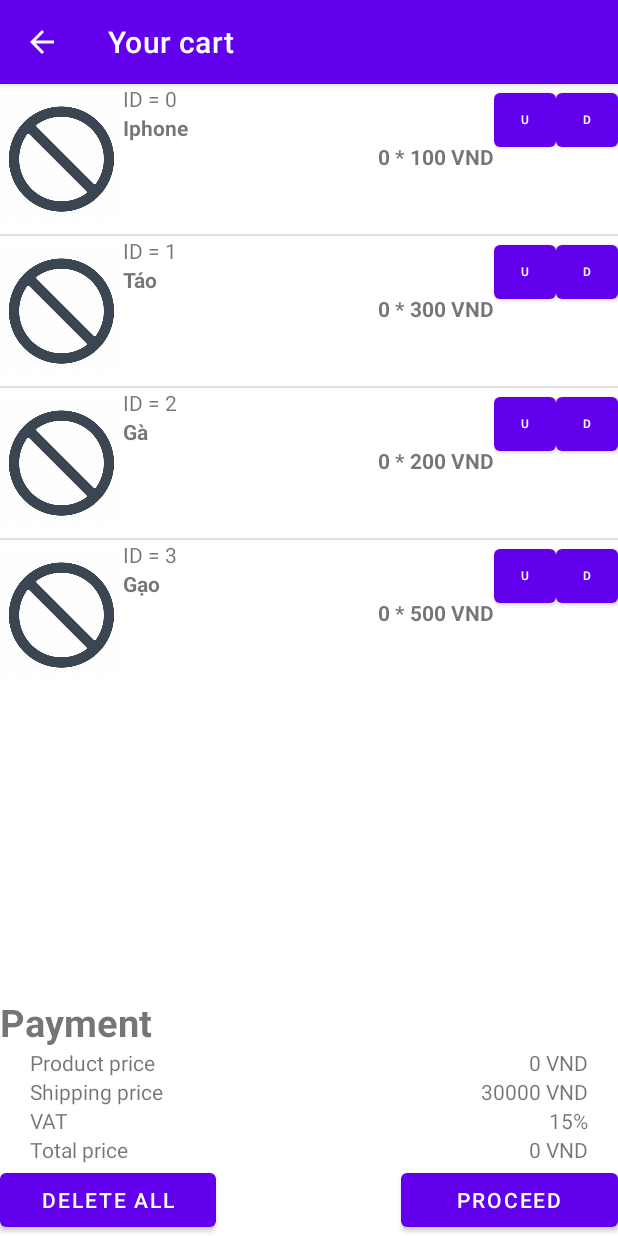
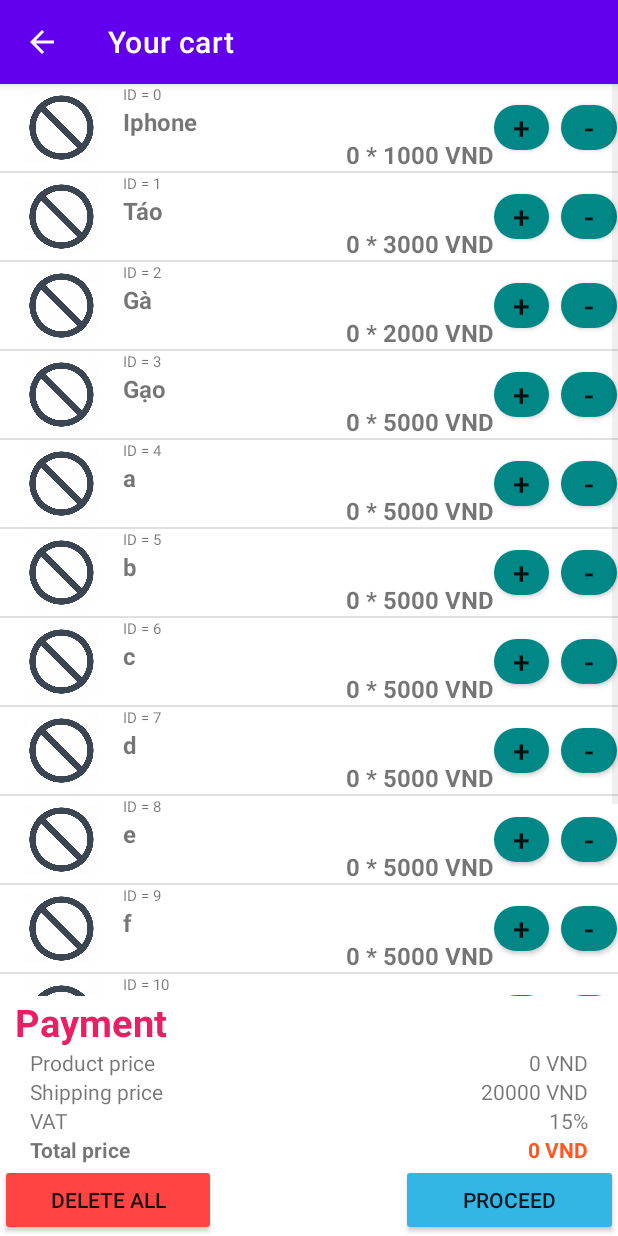
Before and after one commit to mekanican/MiniShopping, an Android app: the Cart screen opened directly, with no data from a screen before it, on a phone screen of 412 x 824 dp. Run offline under Robolectric (Android 15) with nearby library versions, the phone set to English and light mode, and no system bars.

Commit message:
Finish cart

```diff
--- a/app/src/main/java/com/nlh/minishoping/Cart.java
+++ b/app/src/main/java/com/nlh/minishoping/Cart.java
@@ -8,8 +8,10 @@ import android.content.Context;
 import android.graphics.drawable.Drawable;
 import android.os.Bundle;
 import android.view.MenuItem;
+import android.widget.Button;
 import android.widget.ListView;
 import android.widget.TextView;
+import android.widget.Toast;
 
 import java.util.ArrayList;
 
@@ -52,6 +54,9 @@ public class Cart extends AppCompatActivity {
     ProductCartViewAdapter pcvAdapter;
     ListView productListView;
 
+    public static double VAT = 1.15; // 15%
+    public static int DEFAULT_SHIPPING_PRICE = 20000;
+
     @Override
     protected void onCreate(Bundle savedInstanceState) {
         super.onCreate(savedInstanceState);
@@ -63,10 +68,19 @@ public class Cart extends AppCompatActivity {
 
         // Setup productList
         productList = new ArrayList<>();
-        productList.add(new Product(this, 0, 100, "Iphone"));
-        productList.add(new Product(this, 1, 300, "Táo"));
-        productList.add(new Product(this, 2, 200, "Gà"));
-        productList.add(new Product(this, 3, 500, "Gạo"));
+        productList.add(new Product(this, 0, 1000, "Iphone"));
+        productList.add(new Product(this, 1, 3000, "Táo"));
+        productList.add(new Product(this, 2, 2000, "Gà"));
+        productList.add(new Product(this, 3, 5000, "Gạo"));
+        productList.add(new Product(this, 4, 5000, "a"));
+        productList.add(new Product(this, 5, 5000, "b"));
+        productList.add(new Product(this, 6, 5000, "c"));
+        productList.add(new Product(this, 7, 5000, "d"));
+        productList.add(new Product(this, 8, 5000, "e"));
+        productList.add(new Product(this, 9, 5000, "f"));
+        productList.add(new Product(this, 10, 5000, "g"));
+        productList.add(new Product(this, 11, 5000, "h"));
+        productList.add(new Product(this, 12, 5000, "i"));
 
 
         // Setup list view
@@ -74,16 +88,36 @@ public class Cart extends AppCompatActivity {
         productListView = findViewById(R.id.cart_lv);
         productListView.setAdapter(pcvAdapter);
 
+        resetValue();
+
+        // Handle deleteAll
+        ((Button) findViewById(R.id.delete_)).setOnClickListener(view -> {
+            productList.clear();
+            pcvAdapter.notifyDataSetChanged();
+            resetValue();
+        });
+
+
+        // Handle proceed
+        ((Button) findViewById(R.id.proceed_)).setOnClickListener(view -> {
+            Toast.makeText(this,
+                    String.format("Chúc mừng bạn đã tốn %d VND tiền ngu <(\")",
+                            (int) Math.round((totalProductsPrice(productList) + DEFAULT_SHIPPING_PRICE) * VAT)),
+                    Toast.LENGTH_LONG).show();
+        });
+
+    }
+
+    private void resetValue() {
         setPriceByID(R.id.product_price, 0);
-        setPriceByID(R.id.shipping_price, 30000);
+        setPriceByID(R.id.shipping_price, DEFAULT_SHIPPING_PRICE);
         setPriceByID(R.id.total_price, 0);
-
     }
 
     private void update() {
         int total = totalProductsPrice(productList);
         setPriceByID(R.id.product_price, total);
-        setPriceByID(R.id.total_price, (int) Math.round((total + 30000) * (1 + 0.15)));
+        setPriceByID(R.id.total_price, (int) Math.round((total + DEFAULT_SHIPPING_PRICE) * VAT));
     }
 
     // Back button -> Previous page
--- /dev/null
+++ b/app/src/main/res/drawable/round_rectangle.xml
@@ -0,0 +1,10 @@
+<?xml version="1.0" encoding="utf-8"?><!-- https://stackoverflow.com/questions/10266595/how-to-make-a-round-button -->
+<shape xmlns:android="http://schemas.android.com/apk/res/android"
+    android:shape="rectangle">
+    <solid android:color="#FF018786" />
+    <corners
+        android:bottomRightRadius="90dp"
+        android:bottomLeftRadius="90dp"
+        android:topRightRadius="90dp"
+        android:topLeftRadius="90dp" />
+</shape>
--- a/app/src/main/res/layout/activity_cart.xml
+++ b/app/src/main/res/layout/activity_cart.xml
@@ -9,13 +9,13 @@
 
     <ListView
         android:layout_width="match_parent"
-        android:layout_height="wrap_content"
+        android:layout_height="0dp"
         app:layout_constraintTop_toTopOf="parent"
         app:layout_constraintLeft_toLeftOf="parent"
         app:layout_constraintRight_toRightOf="parent"
         app:layout_constraintBottom_toTopOf="@id/price_area"
         app:layout_constraintVertical_bias="0"
-        android:id="@+id/cart_lv"></ListView>
+        android:id="@+id/cart_lv" />
 
 
     <LinearLayout
@@ -28,7 +28,9 @@
         <TextView
             android:layout_width="wrap_content"
             android:layout_height="wrap_content"
+            android:paddingLeft="10dp"
             android:text="Payment"
+            android:textColor="#E91E63"
             android:textSize="25dp"
             android:textStyle="bold" />
 
@@ -115,17 +117,20 @@
                     android:layout_width="0dp"
                     android:layout_height="wrap_content"
                     android:layout_weight="0.5"
+                    android:paddingLeft="20dp"
                     android:text="Total price"
-                    android:paddingLeft="20dp" />
+                    android:textStyle="bold" />
 
                 <TextView
+                    android:id="@+id/total_price"
                     android:layout_width="0dp"
                     android:layout_height="wrap_content"
                     android:layout_weight="0.5"
                     android:gravity="right"
+                    android:paddingRight="20dp"
                     android:text="Total price"
-                    android:paddingRight="20dp"
-                    android:id="@+id/total_price" />
+                    android:textColor="#FF5722"
+                    android:textStyle="bold" />
             </LinearLayout>
 
         </LinearLayout>
@@ -141,24 +146,26 @@
         android:orientation="horizontal"
         android:weightSum="1">
 
-        <Button
+        <androidx.appcompat.widget.AppCompatButton
             android:layout_width="0dp"
             android:layout_height="wrap_content"
             android:layout_weight="0.35"
             android:text="Delete all"
-            android:id="@+id/delete_" />
+            android:id="@+id/delete_"
+            android:backgroundTint="@android:color/holo_red_light" />
 
         <TextView
             android:layout_width="0dp"
             android:layout_height="wrap_content"
             android:layout_weight="0.3" />
 
-        <Button
+        <androidx.appcompat.widget.AppCompatButton
             android:layout_width="0dp"
             android:layout_height="wrap_content"
             android:layout_weight="0.35"
             android:text="Proceed"
-            android:id="@+id/proceed_" />
+            android:id="@+id/proceed_"
+            android:backgroundTint="@android:color/holo_blue_light" />
     </LinearLayout>
 
 </androidx.constraintlayout.widget.ConstraintLayout>
--- a/app/src/main/res/layout/product_cart_view.xml
+++ b/app/src/main/res/layout/product_cart_view.xml
@@ -9,13 +9,15 @@
         android:layout_width="0dp"
         android:layout_height="match_parent"
         android:orientation="vertical"
-        android:layout_weight="0.2">
+        android:layout_weight="0.2"
+        android:gravity="center">
 
         <ImageView
             android:layout_width="match_parent"
-            android:layout_height="150px"
+            android:layout_height="50dp"
             android:src="@drawable/icon"
-            android:id="@+id/image_" />
+            android:id="@+id/image_"
+            android:contentDescription="image" />
     </LinearLayout>
     <!--  Info part  -->
     <LinearLayout
@@ -25,25 +27,28 @@
         android:layout_weight="0.6">
 
         <TextView
+            android:id="@+id/id_"
             android:layout_width="match_parent"
             android:layout_height="wrap_content"
             android:text="1"
-            android:id="@+id/id_"></TextView>
+            android:textSize="10sp" />
 
         <TextView
+            android:id="@+id/name_"
             android:layout_width="match_parent"
             android:layout_height="wrap_content"
             android:text="Product Name"
-            android:textStyle="bold"
-            android:id="@+id/name_"></TextView>
+            android:textSize="16sp"
+            android:textStyle="bold" />
 
         <TextView
+            android:id="@+id/price_"
             android:layout_width="match_parent"
             android:layout_height="wrap_content"
+            android:gravity="right"
             android:text="Price"
-            android:textStyle="bold"
-            android:id="@+id/price_"
-            android:gravity="right"></TextView>
+            android:textSize="16sp"
+            android:textStyle="bold" />
 
     </LinearLayout>
     <!--  Special control part  -->
@@ -52,22 +57,30 @@
         android:layout_height="match_parent"
         android:orientation="horizontal"
         android:weightSum="1"
-        android:layout_weight="0.2">
+        android:layout_weight="0.2"
+        android:gravity="center">
 
-        <Button
+        <androidx.appcompat.widget.AppCompatButton
+            android:id="@+id/up_cart"
             android:layout_width="0dp"
-            android:layout_weight="0.5"
+            android:layout_height="30dp"
+            android:layout_weight="0.45"
+            android:background="@drawable/round_rectangle"
+            android:text="+"
+            android:textSize="20sp" />
+
+        <TextView
+            android:layout_width="wrap_content"
             android:layout_height="wrap_content"
-            android:text="U"
-            android:textSize="8sp"
-            android:id="@+id/up_cart"></Button>
+            android:layout_weight="0.1" />
 
-        <Button
+        <androidx.appcompat.widget.AppCompatButton
             android:id="@+id/down_cart"
             android:layout_width="0dp"
-            android:layout_height="wrap_content"
-            android:layout_weight="0.5"
-            android:text="D"
-            android:textSize="8sp"></Button>
+            android:layout_height="30dp"
+            android:layout_weight="0.45"
+            android:background="@drawable/round_rectangle"
+            android:text="-"
+            android:textSize="20sp" />
     </LinearLayout>
 </LinearLayout>
```
Also changed, not shown: app/src/main/res/drawable/minus.png (added), app/src/main/res/drawable/plus.png (added).
